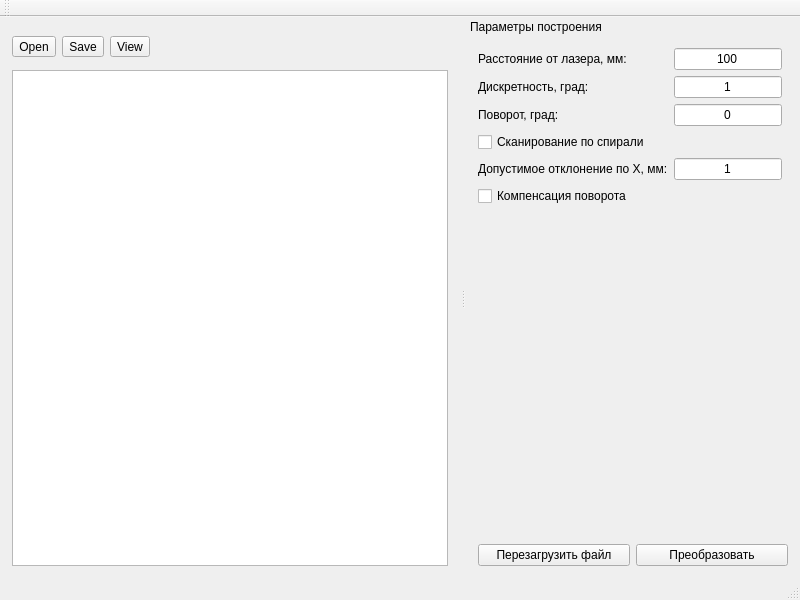
ApplicationsForge/Scan2Slice, file app/Scan2Slice/gui/mainwindow.ui: the form before one commit.
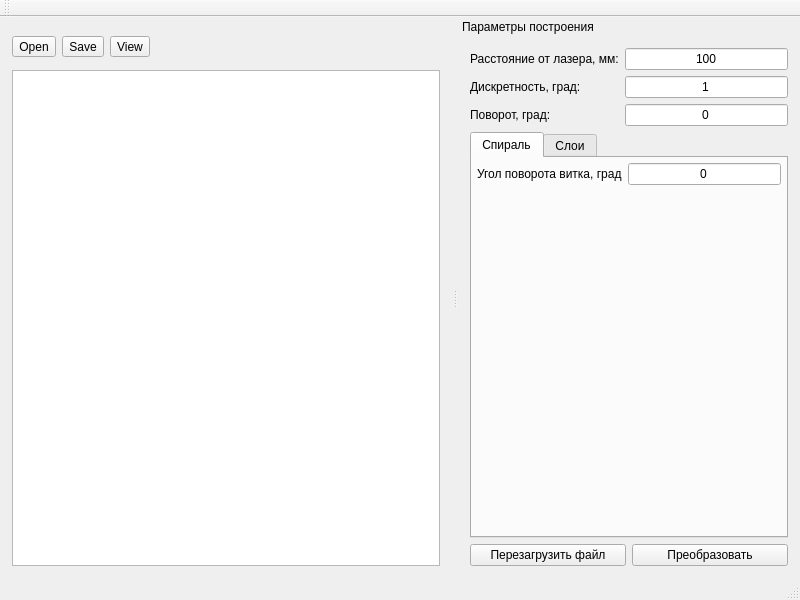
The form after the commit. Icons and pictures are not drawn.

Commit message: Выбор типа сканирвоания во вкладках. Возможность указать угол доворота каждого витка при сканировании по спирали

Patch:
```diff
--- a/app/Scan2Slice/gui/mainwindow.ui
+++ b/app/Scan2Slice/gui/mainwindow.ui
@@ -191,6 +191,9 @@
    </attribute>
    <widget class="QWidget" name="dockWidgetContents">
     <layout class="QVBoxLayout" name="verticalLayout">
+     <property name="spacing">
+      <number>-1</number>
+     </property>
      <property name="leftMargin">
       <number>12</number>
      </property>
@@ -224,32 +227,6 @@
         <property name="bottomMargin">
          <number>0</number>
         </property>
-        <item row="3" column="1">
-         <widget class="QLabel" name="stepLabel">
-          <property name="toolTip">
-           <string>Дискретность снятия точек, градусы</string>
-          </property>
-          <property name="text">
-           <string>Дискретность, град:</string>
-          </property>
-          <property name="alignment">
-           <set>Qt::AlignLeading|Qt::AlignLeft|Qt::AlignVCenter</set>
-          </property>
-         </widget>
-        </item>
-        <item row="9" column="1" colspan="3">
-         <spacer name="verticalSpacer">
-          <property name="orientation">
-           <enum>Qt::Vertical</enum>
-          </property>
-          <property name="sizeHint" stdset="0">
-           <size>
-            <width>20</width>
-            <height>100</height>
-           </size>
-          </property>
-         </spacer>
-        </item>
         <item row="4" column="1">
          <widget class="QLabel" name="roationAngleLabel">
           <property name="toolTip">
@@ -282,29 +259,6 @@
           </property>
          </widget>
         </item>
-        <item row="6" column="2">
-         <widget class="QLineEdit" name="toleranceXLineEdit">
-          <property name="inputMethodHints">
-           <set>Qt::ImhPreferNumbers</set>
-          </property>
-          <property name="text">
-           <string>1</string>
-          </property>
-          <property name="alignment">
-           <set>Qt::AlignCenter</set>
-          </property>
-         </widget>
-        </item>
-        <item row="6" column="1">
-         <widget class="QLabel" name="toleranceXLabel">
-          <property name="toolTip">
-           <string>Допустимое отклонение точек одного среза по оси X</string>
-          </property>
-          <property name="text">
-           <string>Допустимое отклонение по X, мм:</string>
-          </property>
-         </widget>
-        </item>
         <item row="0" column="1">
          <widget class="QLabel" name="distanceLabel">
           <property name="toolTip">
@@ -338,26 +292,161 @@
           </property>
          </widget>
         </item>
-        <item row="7" column="1">
-         <widget class="QCheckBox" name="rotationFixCheckBox">
+        <item row="3" column="1">
+         <widget class="QLabel" name="stepLabel">
           <property name="toolTip">
-           <string>Программный доворот каждого среза на удвоенную величину дискретности снятия точек</string>
+           <string>Дискретность снятия точек, градусы</string>
           </property>
           <property name="text">
-           <string>Компенсация поворота</string>
+           <string>Дискретность, град:</string>
           </property>
-         </widget>
-        </item>
-        <item row="5" column="1">
-         <widget class="QCheckBox" name="spiralScanCheckBox">
-          <property name="text">
-           <string>Сканирование по спирали</string>
+          <property name="alignment">
+           <set>Qt::AlignLeading|Qt::AlignLeft|Qt::AlignVCenter</set>
           </property>
          </widget>
         </item>
        </layout>
       </widget>
      </item>
+     <item>
+      <widget class="QTabWidget" name="scanTypeTabWidget">
+       <property name="tabPosition">
+        <enum>QTabWidget::North</enum>
+       </property>
+       <property name="tabShape">
+        <enum>QTabWidget::Rounded</enum>
+       </property>
+       <property name="currentIndex">
+        <number>0</number>
+       </property>
+       <property name="elideMode">
+        <enum>Qt::ElideRight</enum>
+       </property>
+       <property name="usesScrollButtons">
+        <bool>false</bool>
+       </property>
+       <property name="documentMode">
+        <bool>false</bool>
+       </property>
+       <property name="tabBarAutoHide">
+        <bool>false</bool>
+       </property>
+       <widget class="QWidget" name="spiralScanTab">
+        <attribute name="title">
+         <string>Спираль</string>
+        </attribute>
+        <layout class="QGridLayout" name="gridLayout_7">
+         <property name="leftMargin">
+          <number>5</number>
+         </property>
+         <property name="topMargin">
+          <number>5</number>
+         </property>
+         <property name="rightMargin">
+          <number>5</number>
+         </property>
+         <property name="bottomMargin">
+          <number>5</number>
+         </property>
+         <item row="0" column="1">
+          <widget class="QLineEdit" name="spiralCorrectionAngleLineEdit">
+           <property name="text">
+            <string>0</string>
+           </property>
+           <property name="alignment">
+            <set>Qt::AlignCenter</set>
+           </property>
+          </widget>
+         </item>
+         <item row="0" column="0">
+          <widget class="QLabel" name="label">
+           <property name="text">
+            <string>Угол поворота витка, град</string>
+           </property>
+          </widget>
+         </item>
+         <item row="1" column="0" colspan="2">
+          <spacer name="verticalSpacer_4">
+           <property name="orientation">
+            <enum>Qt::Vertical</enum>
+           </property>
+           <property name="sizeHint" stdset="0">
+            <size>
+             <width>20</width>
+             <height>40</height>
+            </size>
+           </property>
+          </spacer>
+         </item>
+        </layout>
+       </widget>
+       <widget class="QWidget" name="sliceScanTab">
+        <attribute name="title">
+         <string>Слои</string>
+        </attribute>
+        <layout class="QGridLayout" name="gridLayout_6">
+         <property name="leftMargin">
+          <number>5</number>
+         </property>
+         <property name="topMargin">
+          <number>5</number>
+         </property>
+         <property name="rightMargin">
+          <number>5</number>
+         </property>
+         <property name="bottomMargin">
+          <number>5</number>
+         </property>
+         <item row="1" column="0">
+          <widget class="QCheckBox" name="rotationFixCheckBox">
+           <property name="toolTip">
+            <string>Программный доворот каждого среза на удвоенную величину дискретности снятия точек</string>
+           </property>
+           <property name="text">
+            <string>Компенсация поворота</string>
+           </property>
+          </widget>
+         </item>
+         <item row="0" column="1">
+          <widget class="QLineEdit" name="toleranceXLineEdit">
+           <property name="inputMethodHints">
+            <set>Qt::ImhPreferNumbers</set>
+           </property>
+           <property name="text">
+            <string>1</string>
+           </property>
+           <property name="alignment">
+            <set>Qt::AlignCenter</set>
+           </property>
+          </widget>
+         </item>
+         <item row="0" column="0">
+          <widget class="QLabel" name="toleranceXLabel">
+           <property name="toolTip">
+            <string>Допустимое отклонение точек одного среза по оси X</string>
+           </property>
+           <property name="text">
+            <string>Допустимое отклонение по X, мм:</string>
+           </property>
+          </widget>
+         </item>
+         <item row="2" column="0" colspan="2">
+          <spacer name="verticalSpacer">
+           <property name="orientation">
+            <enum>Qt::Vertical</enum>
+           </property>
+           <property name="sizeHint" stdset="0">
+            <size>
+             <width>20</width>
+             <height>40</height>
+            </size>
+           </property>
+          </spacer>
+         </item>
+        </layout>
+       </widget>
+      </widget>
+     </item>
      <item>
       <widget class="QWidget" name="modifyButtonsWidget" native="true">
        <layout class="QHBoxLayout" name="horizontalLayout_2">
```
The commit also changes 6 other files.
